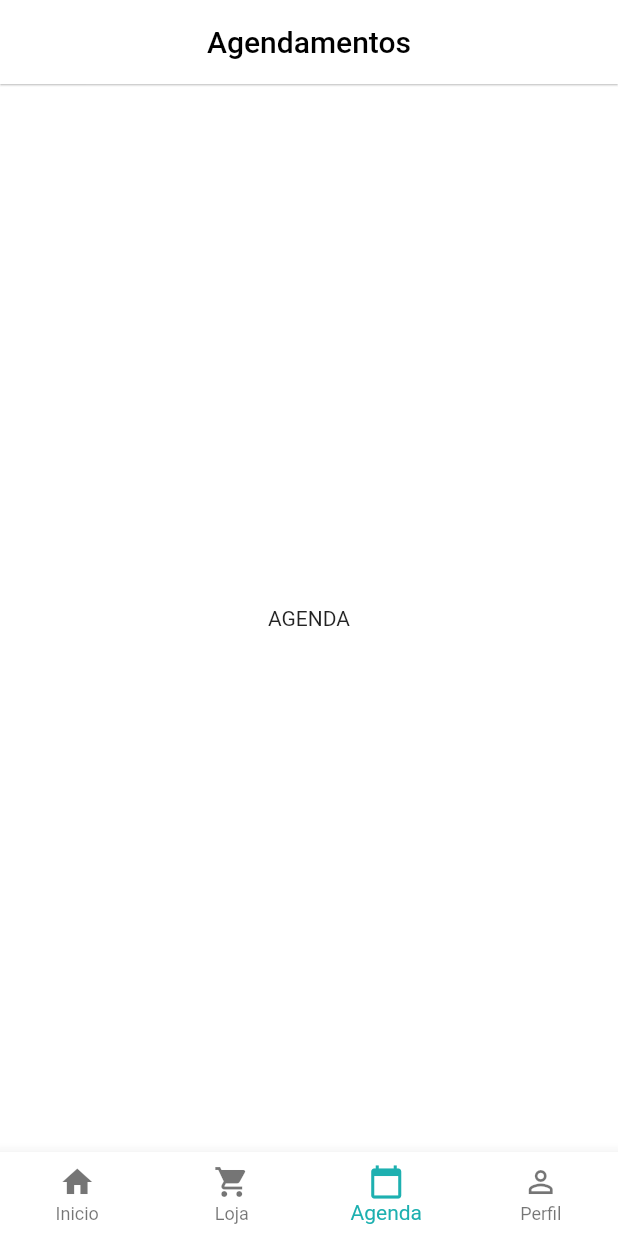
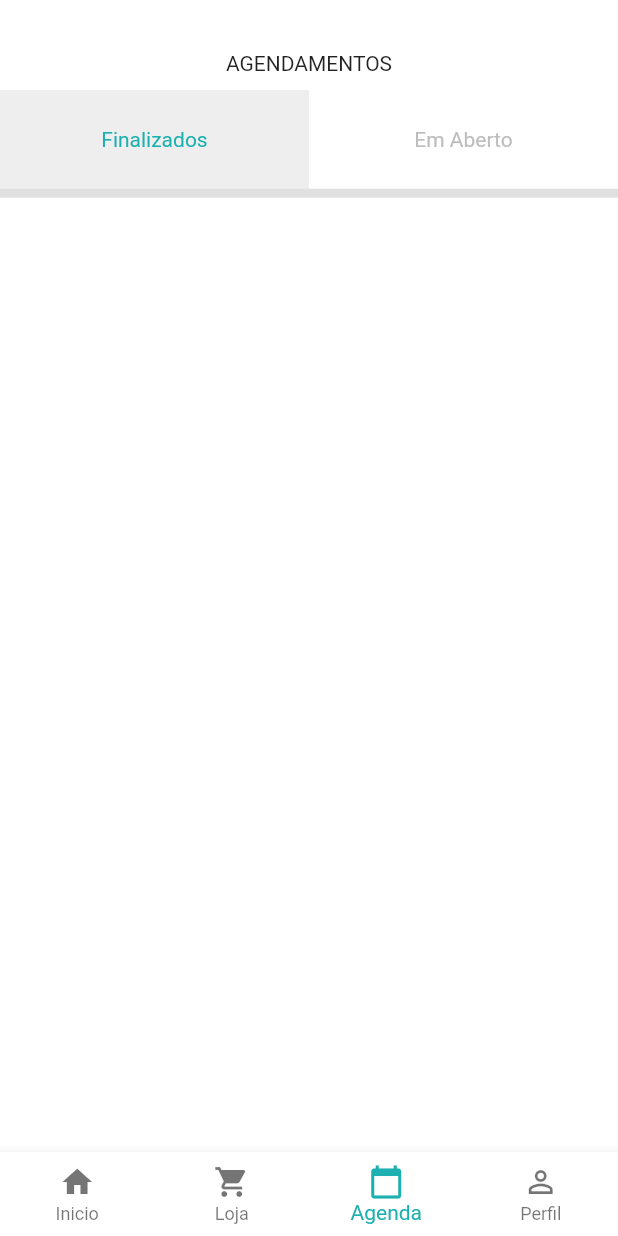
Before and after one commit to GeovaneVLG/iPersonal, a Flutter app: the screen it shows after launch, item 3 of the bottom bar chosen, on a phone screen of 412 x 824 dp. Run offline on Flutter 3.47's test engine with Material 2 defaults, Android fonts, the phone set to English and light mode, and no system bars; missing offline and left inert: responsive_flutter.

Commit message:
Começo da pagina AGENDA
Adicionei os botões Finalizados e Em Aberto, colocando as funcões para fazer a troca das cores.

```diff
--- a/lib/src/agenda/agenda_widget.dart
+++ b/lib/src/agenda/agenda_widget.dart
@@ -1,20 +1,115 @@
 import 'package:flutter/material.dart';
+import 'package:ipersonal/src/cores/cores_config.dart';
 
-class AgendaWidget extends StatelessWidget {
+class AgendaWidget extends StatefulWidget {
+  @override
+  _AgendaWidgetState createState() => _AgendaWidgetState();
+}
+
+class _AgendaWidgetState extends State<AgendaWidget> {
+  Color corBFfundo;
+  Color corBFtexto;
+  Color corBEfundo;
+  Color corBEtexto;
+  CoresConfig cores = new CoresConfig();
+
+  void initState() {
+    super.initState();
+    corBFfundo = Colors.grey[200];
+    corBFtexto = cores.corPadrao;
+    corBEfundo = Colors.white;
+    corBEtexto = Colors.grey[400];
+  }
+
   @override
   Widget build(BuildContext context) {
+    void _botaoFizalizado() {
+      setState(() {
+        corBFfundo = Colors.grey[200];
+        corBFtexto = cores.corPadrao;
+        corBEfundo = Colors.white;
+        corBEtexto = Colors.grey[400];
+      });
+    }
+
+    void _botaoEmAberto() {
+      setState(() {
+        corBEfundo = Colors.grey[200];
+        corBEtexto = cores.corPadrao;
+        corBFfundo = Colors.white;
+        corBFtexto = Colors.grey[400];
+      });
+    }
+
     return Scaffold(
-      appBar: AppBar(
-        elevation: 0.5,
-        backgroundColor: Colors.white,
-        title: Text(
-          "Agendamentos",
-          style: TextStyle(color: Colors.black),
-        ),
-        centerTitle: true,
+      appBar: PreferredSize(
+          child: Container(
+              color: Colors.white,
+              alignment: Alignment.bottomCenter,
+              padding: EdgeInsets.only(left: 20, right: 20),
+              child: Text("AGENDAMENTOS")),
+          preferredSize: Size.fromHeight(50)),
+      backgroundColor: Colors.white,
+      body: LayoutBuilder(
+        builder: (context, constraints) {
+          return Container(
+            width: constraints.maxWidth,
+            height: constraints.maxHeight,
+            child: Column(
+              children: <Widget>[
+                Row(
+                  children: <Widget>[
+                    Expanded(
+                      child: Padding(
+                        padding: EdgeInsets.only(top: 10),
+                        child: InkWell(
+                          child: Container(
+                            decoration: BoxDecoration(
+                                color: corBFfundo,
+                                border: Border(
+                                    bottom: BorderSide(
+                                        width: 6, color: Colors.grey[300]))),
+                            alignment: Alignment.center,
+                            height: constraints.maxHeight * 0.1,
+                            child: Text(
+                              "Finalizados",
+                              style: TextStyle(color: corBFtexto),
+                            ),
+                          ),
+                          onTap: _botaoFizalizado,
+                        ),
+                      ),
+                    ),
+                    Expanded(
+                      child: Padding(
+                        padding: EdgeInsets.only(top: 10),
+                        child: InkWell(
+                          child: Container(
+                            decoration: BoxDecoration(
+                              color: corBEfundo,
+                              border: Border(
+                                bottom: BorderSide(
+                                    width: 6, color: Colors.grey[300]),
+                              ),
+                            ),
+                            alignment: Alignment.center,
+                            height: constraints.maxHeight * 0.1,
+                            child: Text(
+                              "Em Aberto",
+                              style: TextStyle(color: corBEtexto),
+                            ),
+                          ),
+                          onTap: _botaoEmAberto,
+                        ),
+                      ),
+                    ),
+                  ],
+                ),
+              ],
+            ),
+          );
+        },
       ),
-      backgroundColor: Colors.white,
-      body: Center(child: Text("AGENDA")),
     );
   }
 }
```
